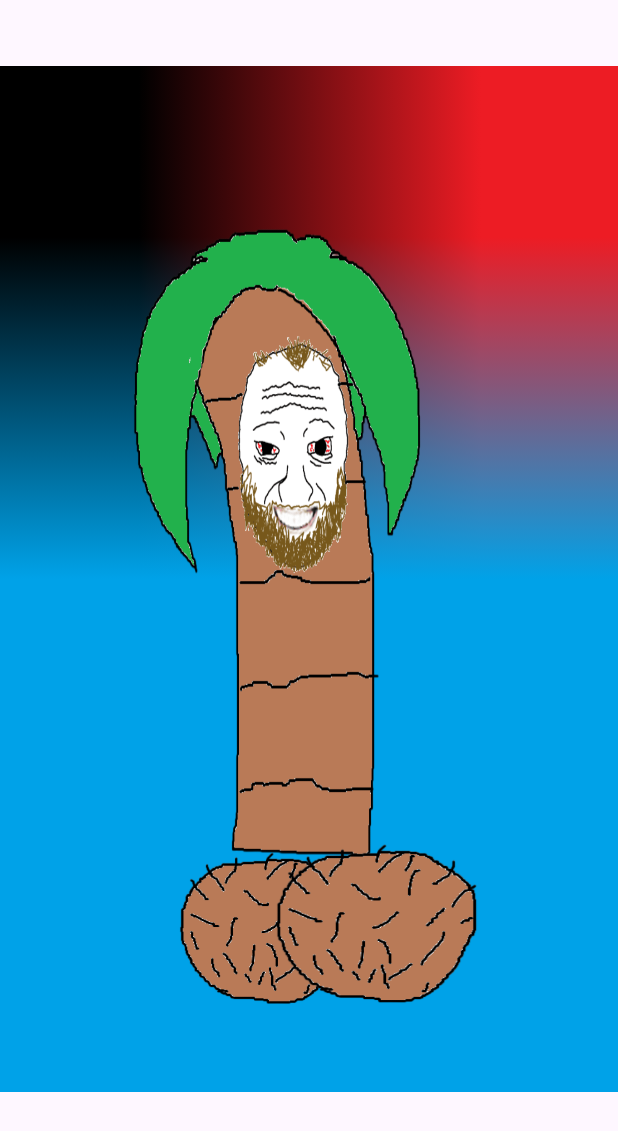
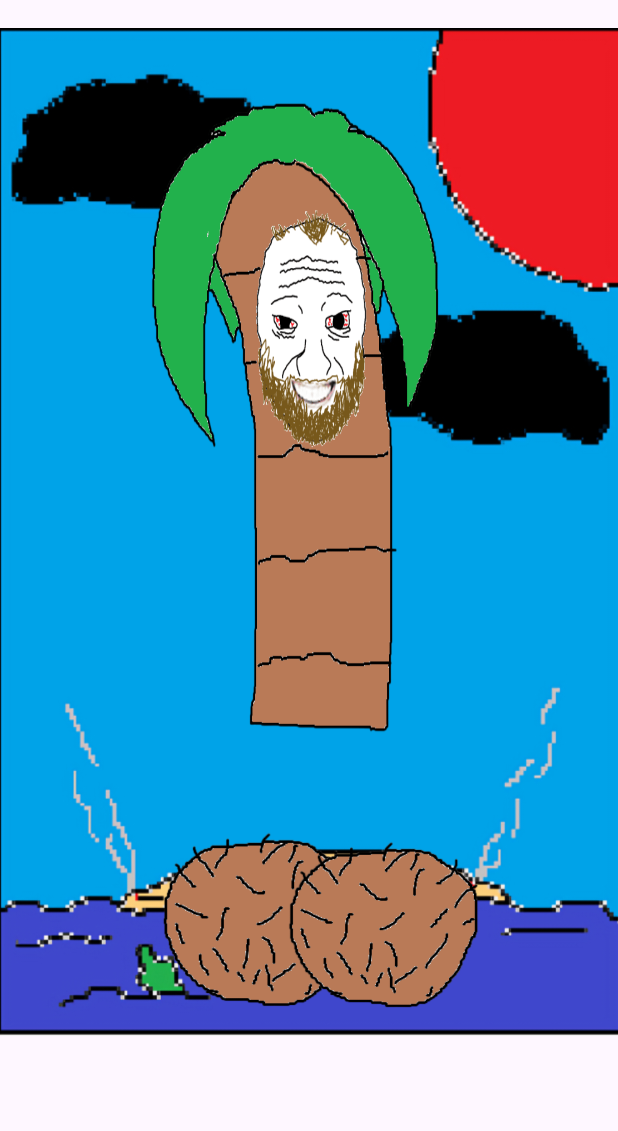
Before and after one commit to Tagyaku/AppVicenteMisCocos, an Android app: the Vicente screen opened directly, with no data from a screen before it, on a phone screen of 412 x 824 dp. Shown: the top 1131 px of the screen. Run offline under Robolectric (Android 15) with nearby library versions, the phone set to English and light mode, and no system bars.

Commit message:
cuarto commit

```diff
--- a/app/src/main/res/layout/activity_vicente.xml
+++ b/app/src/main/res/layout/activity_vicente.xml
@@ -7,12 +7,12 @@
     tools:context=".Vicente">
 
     <ImageView
-        android:id="@+id/imageView"
-        android:layout_width="416dp"
-        android:layout_height="684dp"
-        android:layout_marginBottom="52dp"
-        android:scaleType="centerCrop"
-        app:layout_constraintBottom_toBottomOf="parent"
+        android:id="@+id/imageView4"
+        android:layout_width="417dp"
+        android:layout_height="672dp"
+        android:layout_marginBottom="5dp"
+        android:scaleType="fitXY"
+        app:layout_constraintBottom_toTopOf="@+id/textView3"
         app:layout_constraintEnd_toEndOf="parent"
         app:layout_constraintStart_toStartOf="parent"
         app:layout_constraintTop_toTopOf="parent"
@@ -22,8 +22,8 @@
         android:id="@+id/imageButton6"
         android:layout_width="243dp"
         android:layout_height="454dp"
-        android:layout_marginStart="60dp"
-        android:layout_marginTop="136dp"
+        android:layout_marginStart="72dp"
+        android:layout_marginTop="52dp"
         android:backgroundTint="#00FFFFFF"
         android:scaleType="fitXY"
         app:layout_constraintStart_toStartOf="parent"
@@ -32,26 +32,41 @@
 
     <ImageButton
         android:id="@+id/imageButton4"
-        android:layout_width="208dp"
-        android:layout_height="149dp"
-        android:layout_marginStart="68dp"
-        android:layout_marginBottom="128dp"
+        android:layout_width="222dp"
+        android:layout_height="168dp"
+        android:layout_marginEnd="36dp"
+        android:layout_marginBottom="124dp"
         android:backgroundTint="#00FFFFFF"
         android:scaleType="fitCenter"
         app:layout_constraintBottom_toBottomOf="parent"
-        app:layout_constraintStart_toStartOf="parent"
+        app:layout_constraintEnd_toEndOf="@+id/imageButton6"
         app:srcCompat="@drawable/cocos_vicente_photoroom_png_photoroom" />
 
     <ImageButton
         android:id="@+id/imageButton5"
-        android:layout_width="197dp"
-        android:layout_height="155dp"
+        android:layout_width="187dp"
+        android:layout_height="161dp"
         android:layout_marginEnd="68dp"
-        android:layout_marginBottom="128dp"
+        android:layout_marginBottom="124dp"
         android:backgroundTint="#00FFFFFF"
         android:scaleType="fitXY"
         app:layout_constraintBottom_toBottomOf="parent"
         app:layout_constraintEnd_toEndOf="parent"
+        app:layout_constraintHorizontal_bias="1.0"
+        app:layout_constraintStart_toEndOf="@+id/imageButton6"
         app:srcCompat="@drawable/cocos_vicente_photoroom_png_photoroom" />
 
+    <TextView
+        android:id="@+id/textView3"
+        android:layout_width="399dp"
+        android:layout_height="74dp"
+        android:layout_marginStart="44dp"
+        android:layout_marginTop="5dp"
+        android:layout_marginEnd="46dp"
+        android:layout_marginBottom="11dp"
+        app:layout_constraintBottom_toBottomOf="parent"
+        app:layout_constraintEnd_toEndOf="parent"
+        app:layout_constraintStart_toStartOf="parent"
+        app:layout_constraintTop_toBottomOf="@+id/imageView4" />
+
 </androidx.constraintlayout.widget.ConstraintLayout>
```
Also changed, not shown: app/src/main/res/drawable-anydpi/fondo_vicente_mis_cocos.png (deleted), app/src/main/res/drawable/fondo_vicente_mis_cocos.png (added).
